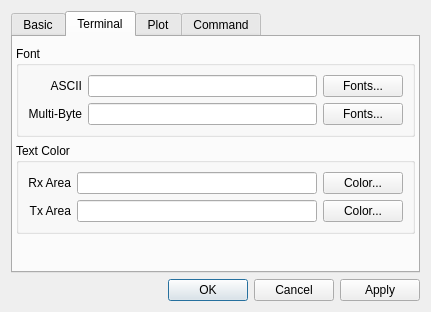
This is SerialTool/ui/optionsbox.ui in skiars/SerialTool as Qt 5 draws it before an edit. The edited form follows.
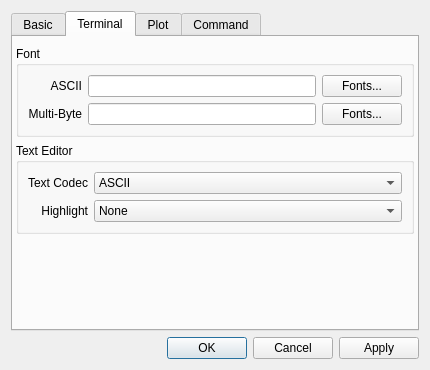
This is the edited form. The open tabs and pages were chosen to show the change.

```diff
--- a/SerialTool/ui/optionsbox.ui
+++ b/SerialTool/ui/optionsbox.ui
@@ -6,8 +6,8 @@
    <rect>
     <x>0</x>
     <y>0</y>
-    <width>431</width>
-    <height>312</height>
+    <width>430</width>
+    <height>370</height>
    </rect>
   </property>
   <property name="windowTitle">
@@ -255,30 +255,13 @@
        <item>
         <widget class="QGroupBox" name="groupBox_2">
          <property name="title">
-          <string>Text Color</string>
+          <string>Text Editor</string>
          </property>
          <layout class="QGridLayout" name="gridLayout">
-          <item row="0" column="2">
-           <widget class="QPushButton" name="rxColorButton">
-            <property name="text">
-             <string>Color...</string>
-            </property>
-           </widget>
-          </item>
-          <item row="0" column="1">
-           <widget class="QLineEdit" name="lineEditRxColor">
-            <property name="text">
-             <string notr="true"/>
-            </property>
-            <property name="readOnly">
-             <bool>true</bool>
-            </property>
-           </widget>
-          </item>
           <item row="0" column="0">
            <widget class="QLabel" name="label_2">
             <property name="text">
-             <string>Rx Area</string>
+             <string>Text Codec</string>
             </property>
             <property name="alignment">
              <set>Qt::AlignRight|Qt::AlignTrailing|Qt::AlignVCenter</set>
@@ -288,7 +271,7 @@
           <item row="1" column="0">
            <widget class="QLabel" name="label_3">
             <property name="text">
-             <string>Tx Area</string>
+             <string>Highlight</string>
             </property>
             <property name="alignment">
              <set>Qt::AlignRight|Qt::AlignTrailing|Qt::AlignVCenter</set>
@@ -296,20 +279,72 @@
            </widget>
           </item>
           <item row="1" column="1">
-           <widget class="QLineEdit" name="lineEditTxColor">
-            <property name="text">
-             <string notr="true"/>
-            </property>
-            <property name="readOnly">
-             <bool>true</bool>
-            </property>
+           <widget class="QComboBox" name="highlightBox">
+            <item>
+             <property name="text">
+              <string notr="true">None</string>
+             </property>
+            </item>
+            <item>
+             <property name="text">
+              <string notr="true">Bash</string>
+             </property>
+            </item>
+            <item>
+             <property name="text">
+              <string notr="true">C/C++</string>
+             </property>
+            </item>
+            <item>
+             <property name="text">
+              <string notr="true">Lua</string>
+             </property>
+            </item>
+            <item>
+             <property name="text">
+              <string notr="true">JSON</string>
+             </property>
+            </item>
            </widget>
           </item>
-          <item row="1" column="2">
-           <widget class="QPushButton" name="txColorButton">
-            <property name="text">
-             <string>Color...</string>
+          <item row="0" column="1">
+           <widget class="QComboBox" name="textCodecBox">
+            <property name="sizePolicy">
+             <sizepolicy hsizetype="Expanding" vsizetype="Fixed">
+              <horstretch>0</horstretch>
+              <verstretch>0</verstretch>
+             </sizepolicy>
             </property>
+            <item>
+             <property name="text">
+              <string notr="true">ASCII</string>
+             </property>
+            </item>
+            <item>
+             <property name="text">
+              <string notr="true">GB-2312</string>
+             </property>
+            </item>
+            <item>
+             <property name="text">
+              <string notr="true">GB-18030</string>
+             </property>
+            </item>
+            <item>
+             <property name="text">
+              <string notr="true">UTF-8</string>
+             </property>
+            </item>
+            <item>
+             <property name="text">
+              <string notr="true">UTF-16BE</string>
+             </property>
+            </item>
+            <item>
+             <property name="text">
+              <string notr="true">UTF-16LE</string>
+             </property>
+            </item>
            </widget>
           </item>
          </layout>
```
Left out of the diff: 3 changed lines with no effect on the pictures.
